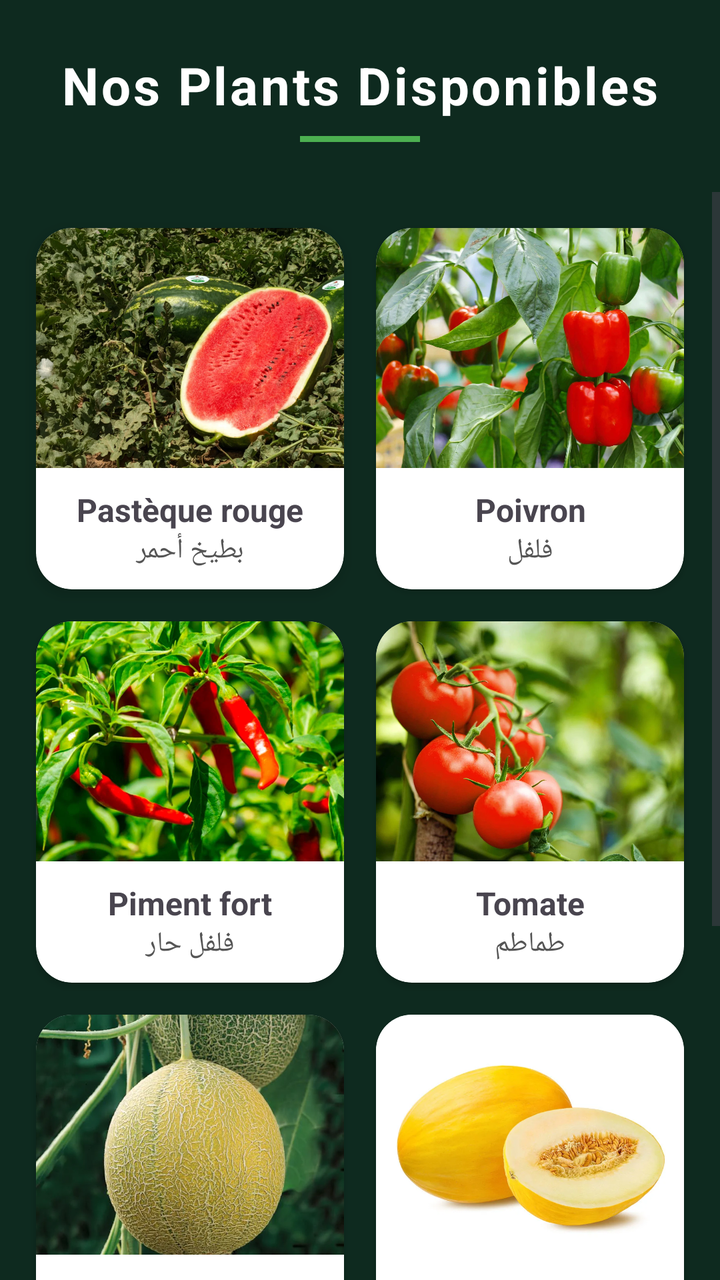
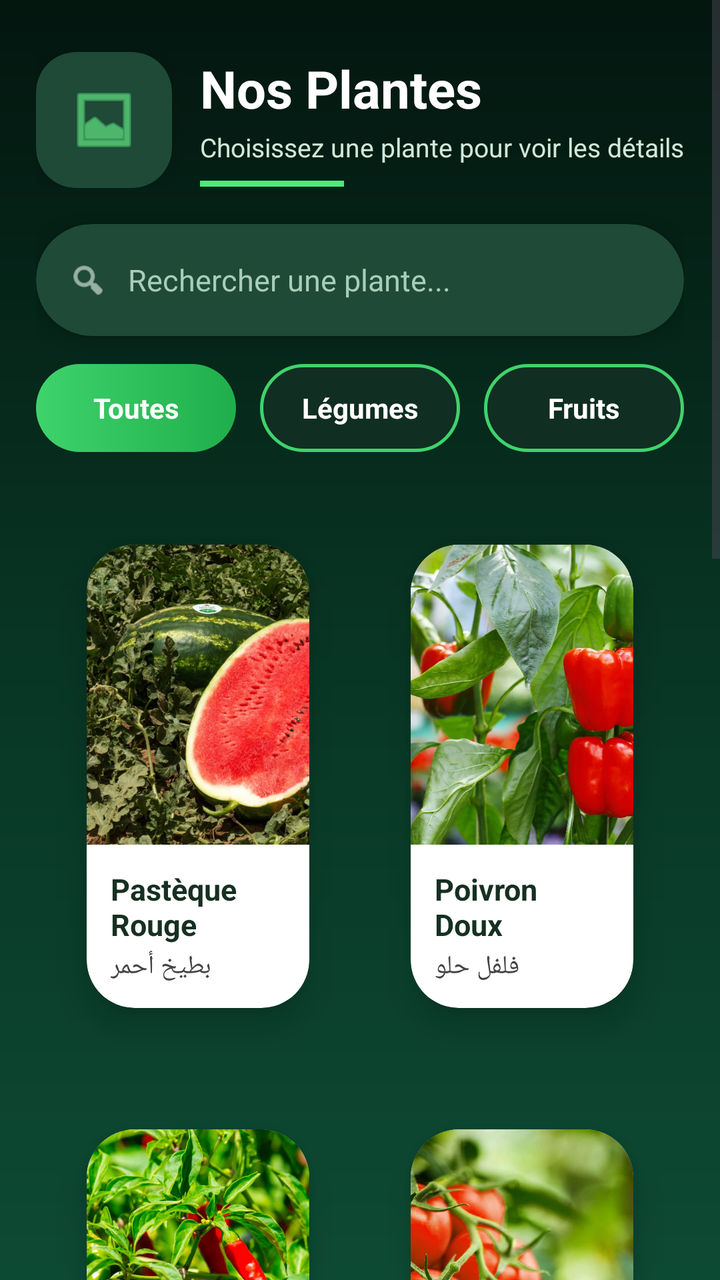

Compare the two renders of this Android layout. The source of the first and the diff that turns it into the second are given below.
<!-- AndroidManifest.xml: application theme Theme.DiquarksAgri -->
<!-- res/layout/activity_plants.xml -->
<?xml version="1.0" encoding="utf-8"?>
<LinearLayout xmlns:android="http://schemas.android.com/apk/res/android"
    xmlns:app="http://schemas.android.com/apk/res-auto"
    android:layout_width="match_parent"
    android:layout_height="match_parent"
    android:background="#0E2A1F"
    android:orientation="vertical">

    
    <LinearLayout
        android:layout_width="match_parent"
        android:layout_height="wrap_content"
        android:orientation="vertical"
        android:padding="25dp"
        android:gravity="center">

        <TextView
            android:layout_width="wrap_content"
            android:layout_height="wrap_content"
            android:text="Nos Plants Disponibles"
            android:textColor="#FFFFFF"
            android:textSize="26sp"
            android:textStyle="bold"
            android:letterSpacing="0.05" />

        <View
            android:layout_width="60dp"
            android:layout_height="3dp"
            android:layout_marginTop="8dp"
            android:background="#4CAF50" />
    </LinearLayout>

    
    <ScrollView
        android:layout_width="match_parent"
        android:layout_height="0dp"
        android:layout_weight="1">

        <GridLayout
            android:layout_width="match_parent"
            android:layout_height="wrap_content"
            android:columnCount="2"
            android:padding="10dp">

            

            
            <androidx.cardview.widget.CardView
                android:id="@+id/cardPasteque"
                android:layout_width="0dp"
                android:layout_columnWeight="1"
                android:layout_margin="8dp"
                android:layout_height="wrap_content"
                app:cardCornerRadius="18dp"
                app:cardElevation="4dp">

                <LinearLayout
                    android:layout_width="match_parent"
                    android:layout_height="wrap_content"
                    android:orientation="vertical">

                    <ImageView
                        android:layout_width="match_parent"
                        android:layout_height="120dp"
                        android:scaleType="centerCrop"
                        android:src="@drawable/pasteque" />

                    <TextView
                        android:layout_width="match_parent"
                        android:layout_height="wrap_content"
                        android:text="Pastèque rouge"
                        android:textStyle="bold"
                        android:gravity="center"
                        android:textSize="16sp"
                        android:paddingTop="10dp" />

                    <TextView
                        android:layout_width="match_parent"
                        android:layout_height="wrap_content"
                        android:text="بطيخ أحمر"
                        android:gravity="center"
                        android:textSize="14sp"
                        android:textColor="#555555"
                        android:paddingBottom="10dp" />
                </LinearLayout>
            </androidx.cardview.widget.CardView>

            
            <androidx.cardview.widget.CardView
                android:id="@+id/cardPoivron"
                android:layout_width="0dp"
                android:layout_columnWeight="1"
                android:layout_margin="8dp"
                android:layout_height="wrap_content"
                app:cardCornerRadius="18dp">

                <LinearLayout
                    android:layout_width="match_parent"
                    android:layout_height="wrap_content"
                    android:orientation="vertical">

                    <ImageView
                        android:layout_width="match_parent"
                        android:layout_height="120dp"
                        android:scaleType="centerCrop"
                        android:src="@drawable/poivron" />

                    <TextView
                        android:layout_width="match_parent"
                        android:layout_height="wrap_content"
                        android:text="Poivron"
                        android:textStyle="bold"
                        android:gravity="center"
                        android:textSize="16sp"
                        android:paddingTop="10dp" />

                    <TextView
                        android:layout_width="match_parent"
                        android:layout_height="wrap_content"
                        android:text="فلفل"
                        android:gravity="center"
                        android:textSize="14sp"
                        android:textColor="#555555"
                        android:paddingBottom="10dp" />
                </LinearLayout>
            </androidx.cardview.widget.CardView>

            
            <androidx.cardview.widget.CardView
                android:id="@+id/cardPiment"
                android:layout_width="0dp"
                android:layout_columnWeight="1"
                android:layout_margin="8dp"
                android:layout_height="wrap_content"
                app:cardCornerRadius="18dp">

                <LinearLayout
                    android:layout_width="match_parent"
                    android:layout_height="wrap_content"
                    android:orientation="vertical">

                    <ImageView
                        android:layout_width="match_parent"
                        android:layout_height="120dp"
                        android:scaleType="centerCrop"
                        android:src="@drawable/piment" />

                    <TextView
                        android:layout_width="match_parent"
                        android:layout_height="wrap_content"
                        android:text="Piment fort"
                        android:textStyle="bold"
                        android:gravity="center"
                        android:textSize="16sp"
                        android:paddingTop="10dp" />

                    <TextView
                        android:layout_width="match_parent"
                        android:layout_height="wrap_content"
                        android:text="فلفل حار"
                        android:gravity="center"
                        android:textSize="14sp"
                        android:textColor="#555555"
                        android:paddingBottom="10dp" />
                </LinearLayout>
            </androidx.cardview.widget.CardView>

            
            <androidx.cardview.widget.CardView
                android:id="@+id/cardTomate"
                android:layout_width="0dp"
                android:layout_columnWeight="1"
                android:layout_margin="8dp"
                android:layout_height="wrap_content"
                app:cardCornerRadius="18dp">

                <LinearLayout
                    android:layout_width="match_parent"
                    android:layout_height="wrap_content"
                    android:orientation="vertical">

                    <ImageView
                        android:layout_width="match_parent"
                        android:layout_height="120dp"
                        android:scaleType="centerCrop"
                        android:src="@drawable/tomate" />

                    <TextView
                        android:layout_width="match_parent"
                        android:layout_height="wrap_content"
                        android:text="Tomate"
                        android:textStyle="bold"
                        android:gravity="center"
                        android:textSize="16sp"
                        android:paddingTop="10dp" />

                    <TextView
                        android:layout_width="match_parent"
                        android:layout_height="wrap_content"
                        android:text="طماطم"
                        android:gravity="center"
                        android:textSize="14sp"
                        android:textColor="#555555"
                        android:paddingBottom="10dp" />
                </LinearLayout>
            </androidx.cardview.widget.CardView>

            
            <androidx.cardview.widget.CardView
                android:id="@+id/cardSouihla"
                android:layout_width="0dp"
                android:layout_columnWeight="1"
                android:layout_margin="8dp"
                android:layout_height="wrap_content"
                app:cardCornerRadius="18dp">

                <LinearLayout
                    android:layout_width="match_parent"
                    android:layout_height="wrap_content"
                    android:orientation="vertical">

                    <ImageView
                        android:layout_width="match_parent"
                        android:layout_height="120dp"
                        android:scaleType="centerCrop"
                        android:src="@drawable/souihla" />

                    <TextView
                        android:layout_width="match_parent"
                        android:layout_height="wrap_content"
                        android:text="Souihla"
                        android:textStyle="bold"
                        android:gravity="center"
                        android:textSize="16sp"
                        android:paddingTop="10dp" />

                    <TextView
                        android:layout_width="match_parent"
                        android:layout_height="wrap_content"
                        android:text="سويحلة"
                        android:gravity="center"
                        android:textSize="14sp"
                        android:textColor="#555555"
                        android:paddingBottom="10dp" />
                </LinearLayout>
            </androidx.cardview.widget.CardView>

            
            <androidx.cardview.widget.CardView
                android:id="@+id/cardMelon"
                android:layout_width="0dp"
                android:layout_columnWeight="1"
                android:layout_margin="8dp"
                android:layout_height="wrap_content"
                app:cardCornerRadius="18dp">

                <LinearLayout
                    android:layout_width="match_parent"
                    android:layout_height="wrap_content"
                    android:orientation="vertical">

                    <ImageView
                        android:layout_width="match_parent"
                        android:layout_height="120dp"
                        android:scaleType="centerCrop"
                        android:src="@drawable/melon" />

                    <TextView
                        android:layout_width="match_parent"
                        android:layout_height="wrap_content"
                        android:text="Melon"
                        android:textStyle="bold"
                        android:gravity="center"
                        android:textSize="16sp"
                        android:paddingTop="10dp" />

                    <TextView
                        android:layout_width="match_parent"
                        android:layout_height="wrap_content"
                        android:text="شمام"
                        android:gravity="center"
                        android:textSize="14sp"
                        android:textColor="#555555"
                        android:paddingBottom="10dp" />
                </LinearLayout>
            </androidx.cardview.widget.CardView>

            
            <androidx.cardview.widget.CardView
                android:id="@+id/cardConcombre"
                android:layout_width="0dp"
                android:layout_columnWeight="1"
                android:layout_margin="8dp"
                android:layout_height="wrap_content"
                app:cardCornerRadius="18dp">

                <LinearLayout
                    android:layout_width="match_parent"
                    android:layout_height="wrap_content"
                    android:orientation="vertical">

                    <ImageView
                        android:layout_width="match_parent"
                        android:layout_height="120dp"
                        android:scaleType="centerCrop"
                        android:src="@drawable/concombre" />

                    <TextView
                        android:layout_width="match_parent"
                        android:layout_height="wrap_content"
                        android:text="Concombre"
                        android:textStyle="bold"
                        android:gravity="center"
                        android:textSize="16sp"
                        android:paddingTop="10dp" />

                    <TextView
                        android:layout_width="match_parent"
                        android:layout_height="wrap_content"
                        android:text="خيار"
                        android:gravity="center"
                        android:textSize="14sp"
                        android:textColor="#555555"
                        android:paddingBottom="10dp" />
                </LinearLayout>
            </androidx.cardview.widget.CardView>

            
            <androidx.cardview.widget.CardView
                android:id="@+id/cardAubergine"
                android:layout_width="0dp"
                android:layout_columnWeight="1"
                android:layout_margin="8dp"
                android:layout_height="wrap_content"
                app:cardCornerRadius="18dp">

                <LinearLayout
                    android:layout_width="match_parent"
                    android:layout_height="wrap_content"
                    android:orientation="vertical">

                    <ImageView
                        android:layout_width="match_parent"
                        android:layout_height="120dp"
                        android:scaleType="centerCrop"
                        android:src="@drawable/aubergine" />

                    <TextView
                        android:layout_width="match_parent"
                        android:layout_height="wrap_content"
                        android:text="Aubergine"
                        android:textStyle="bold"
                        android:gravity="center"
                        android:textSize="16sp"
                        android:paddingTop="10dp" />

                    <TextView
                        android:layout_width="match_parent"
                        android:layout_height="wrap_content"
                        android:text="بادنجان"
                        android:gravity="center"
                        android:textSize="14sp"
                        android:textColor="#555555"
                        android:paddingBottom="10dp" />
                </LinearLayout>
            </androidx.cardview.widget.CardView>

        </GridLayout>
    </ScrollView>
</LinearLayout>
<!-- resources referenced by this layout -->
<resources>
  <!-- drawable aubergine: jpg bitmap (drawable, 46052 bytes) -->
  <!-- drawable concombre: jpg bitmap (drawable, 137304 bytes) -->
  <!-- drawable melon: jpg bitmap (drawable, 27372 bytes) -->
  <!-- drawable pasteque: jpg bitmap (drawable, 289792 bytes) -->
  <!-- drawable piment: jpg bitmap (drawable, 103102 bytes) -->
  <!-- drawable poivron: jpg bitmap (drawable, 166394 bytes) -->
  <!-- drawable souihla: jpg bitmap (drawable, 113326 bytes) -->
  <!-- drawable tomate: jpg bitmap (drawable, 107482 bytes) -->
  <style name="Theme.DiquarksAgri" parent="Base.Theme.DiquarksAgri">
      </style>
  <style name="Base.Theme.DiquarksAgri" parent="Theme.Material3.DayNight.NoActionBar">
          
      </style>
</resources>

<!-- the commit's change to res/layout/activity_plants.xml (unified diff, before → after) -->
@@ -1,87 +1,214 @@
 <?xml version="1.0" encoding="utf-8"?>
-<LinearLayout xmlns:android="http://schemas.android.com/apk/res/android"
+<ScrollView xmlns:android="http://schemas.android.com/apk/res/android"
     xmlns:app="http://schemas.android.com/apk/res-auto"
     android:layout_width="match_parent"
     android:layout_height="match_parent"
-    android:background="#0E2A1F"
-    android:orientation="vertical">
-
-    
+    android:background="@drawable/bg_plants_screen"
+    android:fillViewport="true">
+
     <LinearLayout
         android:layout_width="match_parent"
         android:layout_height="wrap_content"
         android:orientation="vertical"
-        android:padding="25dp"
-        android:gravity="center">
-
-        <TextView
-            android:layout_width="wrap_content"
+        android:padding="18dp">
+
+        
+        <LinearLayout
+            android:layout_width="match_parent"
             android:layout_height="wrap_content"
-            android:text="Nos Plants Disponibles"
-            android:textColor="#FFFFFF"
-            android:textSize="26sp"
-            android:textStyle="bold"
-            android:letterSpacing="0.05" />
-
-        <View
-            android:layout_width="60dp"
-            android:layout_height="3dp"
             android:layout_marginTop="8dp"
-            android:background="#4CAF50" />
-    </LinearLayout>
-
-    
-    <ScrollView
-        android:layout_width="match_parent"
-        android:layout_height="0dp"
-        android:layout_weight="1">
-
+            android:layout_marginBottom="18dp"
+            android:gravity="center_vertical"
+            android:orientation="horizontal">
+
+            <androidx.cardview.widget.CardView
+                android:layout_width="68dp"
+                android:layout_height="68dp"
+                app:cardBackgroundColor="#1E4A37"
+                app:cardCornerRadius="20dp"
+                app:cardElevation="8dp">
+
+                <FrameLayout
+                    android:layout_width="match_parent"
+                    android:layout_height="match_parent">
+
+                    <ImageView
+                        android:layout_width="36dp"
+                        android:layout_height="36dp"
+                        android:layout_gravity="center"
+                        android:src="@android:drawable/ic_menu_gallery"
+                        android:tint="#6CFF8F" />
+                </FrameLayout>
+            </androidx.cardview.widget.CardView>
+
+            <LinearLayout
+                android:layout_width="0dp"
+                android:layout_height="wrap_content"
+                android:layout_marginStart="14dp"
+                android:layout_weight="1"
+                android:orientation="vertical">
+
+                <TextView
+                    android:layout_width="wrap_content"
+                    android:layout_height="wrap_content"
+                    android:text="Nos Plantes"
+                    android:textColor="#FFFFFF"
+                    android:textSize="26sp"
+                    android:textStyle="bold" />
+
+                <TextView
+                    android:layout_width="wrap_content"
+                    android:layout_height="wrap_content"
+                    android:layout_marginTop="3dp"
+                    android:text="Choisissez une plante pour voir les détails"
+                    android:textColor="#CFE9D9"
+                    android:textSize="13sp" />
+
+                <View
+                    android:layout_width="72dp"
+                    android:layout_height="3dp"
+                    android:layout_marginTop="8dp"
+                    android:background="#4EEA7A" />
+            </LinearLayout>
+
+        </LinearLayout>
+
+        
+        <androidx.cardview.widget.CardView
+            android:layout_width="match_parent"
+            android:layout_height="56dp"
+            android:layout_marginBottom="14dp"
+            app:cardBackgroundColor="#1E4A37"
+            app:cardCornerRadius="30dp"
+            app:cardElevation="4dp">
+
+            <LinearLayout
+                android:layout_width="match_parent"
+                android:layout_height="match_parent"
+                android:gravity="center_vertical"
+                android:orientation="horizontal"
+                android:paddingStart="16dp"
+                android:paddingEnd="16dp">
+
+                <ImageView
+                    android:layout_width="20dp"
+                    android:layout_height="20dp"
+                    android:src="@android:drawable/ic_menu_search"
+                    android:tint="#EAF6ED" />
+
+                <EditText
+                    android:id="@+id/etSearchPlant"
+                    android:layout_width="match_parent"
+                    android:layout_height="wrap_content"
+                    android:layout_marginStart="10dp"
+                    android:background="@android:color/transparent"
+                    android:hint="Rechercher une plante..."
+                    android:padding="0dp"
+                    android:textColor="#FFFFFF"
+                    android:textColorHint="#A8CDB8"
+                    android:textSize="15sp" />
+            </LinearLayout>
+        </androidx.cardview.widget.CardView>
+
+        
+        <LinearLayout
+            android:layout_width="match_parent"
+            android:layout_height="wrap_content"
+            android:layout_marginBottom="16dp"
+            android:orientation="horizontal">
+
+            <TextView
+                android:id="@+id/btnToutes"
+                android:layout_width="0dp"
+                android:layout_height="44dp"
+                android:layout_weight="1"
+                android:layout_marginEnd="6dp"
+                android:background="@drawable/bg_filter_active"
+                android:gravity="center"
+                android:text="Toutes"
+                android:textColor="#FFFFFF"
+                android:textSize="14sp"
+                android:textStyle="bold" />
+
+            <TextView
+                android:id="@+id/btnLegumes"
+                android:layout_width="0dp"
+                android:layout_height="44dp"
+                android:layout_weight="1"
+                android:layout_marginStart="6dp"
+                android:layout_marginEnd="6dp"
+                android:background="@drawable/bg_filter_inactive"
+                android:gravity="center"
+                android:text="Légumes"
+                android:textColor="#FFFFFF"
+                android:textSize="14sp"
+                android:textStyle="bold" />
+
+            <TextView
+                android:id="@+id/btnFruits"
+                android:layout_width="0dp"
+                android:layout_height="44dp"
+                android:layout_weight="1"
+                android:layout_marginStart="6dp"
+                android:background="@drawable/bg_filter_inactive"
+                android:gravity="center"
+                android:text="Fruits"
+                android:textColor="#FFFFFF"
+                android:textSize="14sp"
+                android:textStyle="bold" />
+        </LinearLayout>
+
+        
         <GridLayout
             android:layout_width="match_parent"
             android:layout_height="wrap_content"
-            android:columnCount="2"
-            android:padding="10dp">
-
-            
+            android:columnCount="2">
 
             
             <androidx.cardview.widget.CardView
                 android:id="@+id/cardPasteque"
                 android:layout_width="0dp"
-                android:layout_columnWeight="1"
-                android:layout_margin="8dp"
-                android:layout_height="wrap_content"
-                app:cardCornerRadius="18dp"
-                app:cardElevation="4dp">
-
-                <LinearLayout
-                    android:layout_width="match_parent"
-                    android:layout_height="wrap_content"
-                    android:orientation="vertical">
-
-                    <ImageView
-                        android:layout_width="match_parent"
-                        android:layout_height="120dp"
+                android:layout_height="wrap_content"
+                android:layout_columnWeight="1"
+                android:layout_margin="8dp"
+                app:cardBackgroundColor="#FFFFFF"
+                app:cardCornerRadius="24dp"
+                app:cardElevation="10dp"
+                app:cardUseCompatPadding="true">
+
+                <LinearLayout
+                    android:layout_width="match_parent"
+                    android:layout_height="wrap_content"
+                    android:orientation="vertical">
+
+                    <ImageView
+                        android:layout_width="match_parent"
+                        android:layout_height="150dp"
                         android:scaleType="centerCrop"
                         android:src="@drawable/pasteque" />
 
-                    <TextView
-                        android:layout_width="match_parent"
-                        android:layout_height="wrap_content"
-                        android:text="Pastèque rouge"
-                        android:textStyle="bold"
-                        android:gravity="center"
-                        android:textSize="16sp"
-                        android:paddingTop="10dp" />
-
-                    <TextView
-                        android:layout_width="match_parent"
-                        android:layout_height="wrap_content"
-                        android:text="بطيخ أحمر"
-                        android:gravity="center"
-                        android:textSize="14sp"
-                        android:textColor="#555555"
-                        android:paddingBottom="10dp" />
+                    <LinearLayout
+                        android:layout_width="match_parent"
+                        android:layout_height="wrap_content"
+                        android:orientation="vertical"
+                        android:padding="12dp">
+
+                        <TextView
+                            android:layout_width="wrap_content"
+                            android:layout_height="wrap_content"
+                            android:text="Pastèque Rouge"
+                            android:textColor="#163022"
+                            android:textSize="15sp"
+                            android:textStyle="bold" />
+
+                        <TextView
+                            android:layout_width="wrap_content"
+                            android:layout_height="wrap_content"
+                            android:layout_marginTop="2dp"
+                            android:text="بطيخ أحمر"
+                            android:textColor="#444444"
+                            android:textSize="13sp" />
+                    </LinearLayout>
                 </LinearLayout>
             </androidx.cardview.widget.CardView>
 
@@ -89,39 +216,47 @@
             <androidx.cardview.widget.CardView
                 android:id="@+id/cardPoivron"
                 android:layout_width="0dp"
-                android:layout_columnWeight="1"
-                android:layout_margin="8dp"
-                android:layout_height="wrap_content"
-                app:cardCornerRadius="18dp">
-
-                <LinearLayout
-                    android:layout_width="match_parent"
-                    android:layout_height="wrap_content"
-                    android:orientation="vertical">
-
-                    <ImageView
-                        android:layout_width="match_parent"
-                        android:layout_height="120dp"
+                android:layout_height="wrap_content"
+                android:layout_columnWeight="1"
+                android:layout_margin="8dp"
+                app:cardBackgroundColor="#FFFFFF"
+                app:cardCornerRadius="24dp"
+                app:cardElevation="10dp"
+                app:cardUseCompatPadding="true">
+
+                <LinearLayout
+                    android:layout_width="match_parent"
+                    android:layout_height="wrap_content"
+                    android:orientation="vertical">
+
+                    <ImageView
+                        android:layout_width="match_parent"
+                        android:layout_height="150dp"
                         android:scaleType="centerCrop"
                         android:src="@drawable/poivron" />
 
-                    <TextView
-                        android:layout_width="match_parent"
-                        android:layout_height="wrap_content"
-                        android:text="Poivron"
-                        android:textStyle="bold"
-                        android:gravity="center"
-                        android:textSize="16sp"
-                        android:paddingTop="10dp" />
-
-                    <TextView
-                        android:layout_width="match_parent"
-                        android:layout_height="wrap_content"
-                        android:text="فلفل"
-                        android:gravity="center"
-                        android:textSize="14sp"
-                        android:textColor="#555555"
-                        android:paddingBottom="10dp" />
+                    <LinearLayout
+                        android:layout_width="match_parent"
+                        android:layout_height="wrap_content"
+                        android:orientation="vertical"
+                        android:padding="12dp">
+
+                        <TextView
+                            android:layout_width="wrap_content"
+                            android:layout_height="wrap_content"
+                            android:text="Poivron Doux"
+                            android:textColor="#163022"
+                            android:textSize="15sp"
+                            android:textStyle="bold" />
+
+                        <TextView
+                            android:layout_width="wrap_content"
+                            android:layout_height="wrap_content"
+                            android:layout_marginTop="2dp"
+                            android:text="فلفل حلو"
+                            android:textColor="#444444"
+                            android:textSize="13sp" />
+                    </LinearLayout>
                 </LinearLayout>
             </androidx.cardview.widget.CardView>
 
@@ -129,39 +264,47 @@
             <androidx.cardview.widget.CardView
                 android:id="@+id/cardPiment"
                 android:layout_width="0dp"
-                android:layout_columnWeight="1"
-                android:layout_margin="8dp"
-                android:layout_height="wrap_content"
-                app:cardCornerRadius="18dp">
-
-                <LinearLayout
-                    android:layout_width="match_parent"
-                    android:layout_height="wrap_content"
-                    android:orientation="vertical">
-
-                    <ImageView
-                        android:layout_width="match_parent"
-                        android:layout_height="120dp"
+                android:layout_height="wrap_content"
+                android:layout_columnWeight="1"
+                android:layout_margin="8dp"
+                app:cardBackgroundColor="#FFFFFF"
+                app:cardCornerRadius="24dp"
+                app:cardElevation="10dp"
+                app:cardUseCompatPadding="true">
+
+                <LinearLayout
+                    android:layout_width="match_parent"
+                    android:layout_height="wrap_content"
+                    android:orientation="vertical">
+
+                    <ImageView
+                        android:layout_width="match_parent"
+                        android:layout_height="150dp"
                         android:scaleType="centerCrop"
                         android:src="@drawable/piment" />
 
-                    <TextView
-                        android:layout_width="match_parent"
-                        android:layout_height="wrap_content"
-                        android:text="Piment fort"
-                        android:textStyle="bold"
-                        android:gravity="center"
-                        android:textSize="16sp"
-                        android:paddingTop="10dp" />
-
-                    <TextView
-                        android:layout_width="match_parent"
-                        android:layout_height="wrap_content"
-                        android:text="فلفل حار"
-                        android:gravity="center"
-                        android:textSize="14sp"
-                        android:textColor="#555555"
-                        android:paddingBottom="10dp" />
+                    <LinearLayout
+                        android:layout_width="match_parent"
+                        android:layout_height="wrap_content"
+                        android:orientation="vertical"
+                        android:padding="12dp">
+
+                        <TextView
+                            android:layout_width="wrap_content"
+                            android:layout_height="wrap_content"
+                            android:text="Piment Fort"
+                            android:textColor="#163022"
+                            android:textSize="15sp"
+                            android:textStyle="bold" />
+
+                        <TextView
+                            android:layout_width="wrap_content"
+                            android:layout_height="wrap_content"
+                            android:layout_marginTop="2dp"
+                            android:text="فلفل حار"
+                            android:textColor="#444444"
+                            android:textSize="13sp" />
+                    </LinearLayout>
                 </LinearLayout>
             </androidx.cardview.widget.CardView>
 
@@ -169,39 +312,47 @@
             <androidx.cardview.widget.CardView
                 android:id="@+id/cardTomate"
                 android:layout_width="0dp"
-                android:layout_columnWeight="1"
-                android:layout_margin="8dp"
-                android:layout_height="wrap_content"
-                app:cardCornerRadius="18dp">
-
-                <LinearLayout
-                    android:layout_width="match_parent"
-                    android:layout_height="wrap_content"
-                    android:orientation="vertical">
-
-                    <ImageView
-                        android:layout_width="match_parent"
-                        android:layout_height="120dp"
+                android:layout_height="wrap_content"
+                android:layout_columnWeight="1"
+                android:layout_margin="8dp"
+                app:cardBackgroundColor="#FFFFFF"
+                app:cardCornerRadius="24dp"
+                app:cardElevation="10dp"
+                app:cardUseCompatPadding="true">
+
+                <LinearLayout
+                    android:layout_width="match_parent"
+                    android:layout_height="wrap_content"
+                    android:orientation="vertical">
+
+                    <ImageView
+                        android:layout_width="match_parent"
+                        android:layout_height="150dp"
                         android:scaleType="centerCrop"
                         android:src="@drawable/tomate" />
 
-                    <TextView
-                        android:layout_width="match_parent"
-                        android:layout_height="wrap_content"
-                        android:text="Tomate"
-                        android:textStyle="bold"
-                        android:gravity="center"
-                        android:textSize="16sp"
-                        android:paddingTop="10dp" />
-
-                    <TextView
-                        android:layout_width="match_parent"
-                        android:layout_height="wrap_content"
-                        android:text="طماطم"
-                        android:gravity="center"
-                        android:textSize="14sp"
-                        android:textColor="#555555"
-                        android:paddingBottom="10dp" />
+                    <LinearLayout
+                        android:layout_width="match_parent"
+                        android:layout_height="wrap_content"
+                        android:orientation="vertical"
+                        android:padding="12dp">
+
+                        <TextView
+                            android:layout_width="wrap_content"
+                            android:layout_height="wrap_content"
+                            android:text="Tomate Fraîche"
+                            android:textColor="#163022"
+                            android:textSize="15sp"
+                            android:textStyle="bold" />
+
+                        <TextView
+                            android:layout_width="wrap_content"
+                            android:layout_height="wrap_content"
+                            android:layout_marginTop="2dp"
+                            android:text="طماطم"
+                            android:textColor="#444444"
+                            android:textSize="13sp" />
+                    </LinearLayout>
                 </LinearLayout>
             </androidx.cardview.widget.CardView>
 
@@ -209,39 +360,47 @@
             <androidx.cardview.widget.CardView
                 android:id="@+id/cardSouihla"
                 android:layout_width="0dp"
-                android:layout_columnWeight="1"
-                android:layout_margin="8dp"
-                android:layout_height="wrap_content"
-                app:cardCornerRadius="18dp">
-
-                <LinearLayout
-                    android:layout_width="match_parent"
-                    android:layout_height="wrap_content"
-                    android:orientation="vertical">
-
-                    <ImageView
-                        android:layout_width="match_parent"
-                        android:layout_height="120dp"
+                android:layout_height="wrap_content"
+                android:layout_columnWeight="1"
+                android:layout_margin="8dp"
+                app:cardBackgroundColor="#FFFFFF"
+                app:cardCornerRadius="24dp"
+                app:cardElevation="10dp"
+                app:cardUseCompatPadding="true">
+
+                <LinearLayout
+                    android:layout_width="match_parent"
+                    android:layout_height="wrap_content"
+                    android:orientation="vertical">
+
+                    <ImageView
+                        android:layout_width="match_parent"
+                        android:layout_height="150dp"
                         android:scaleType="centerCrop"
                         android:src="@drawable/souihla" />
 
-                    <TextView
-                        android:layout_width="match_parent"
-                        android:layout_height="wrap_content"
-                        android:text="Souihla"
-                        android:textStyle="bold"
-                        android:gravity="center"
-                        android:textSize="16sp"
-                        android:paddingTop="10dp" />
-
-                    <TextView
-                        android:layout_width="match_parent"
-                        android:layout_height="wrap_content"
-                        android:text="سويحلة"
-                        android:gravity="center"
-                        android:textSize="14sp"
-                        android:textColor="#555555"
-                        android:paddingBottom="10dp" />
+                    <LinearLayout
+                        android:layout_width="match_parent"
+                        android:layout_height="wrap_content"
+                        android:orientation="vertical"
+                        android:padding="12dp">
+
+                        <TextView
+                            android:layout_width="wrap_content"
+                            android:layout_height="wrap_content"
+                            android:text="Souihla (Melon Local)"
+                            android:textColor="#163022"
+                            android:textSize="15sp"
+                            android:textStyle="bold" />
+
+                        <TextView
+                            android:layout_width="wrap_content"
+                            android:layout_height="wrap_content"
+                            android:layout_marginTop="2dp"
+                            android:text="سويحلة"
+                            android:textColor="#444444"
+                            android:textSize="13sp" />
+                    </LinearLayout>
                 </LinearLayout>
             </androidx.cardview.widget.CardView>
 
@@ -249,39 +408,47 @@
             <androidx.cardview.widget.CardView
                 android:id="@+id/cardMelon"
                 android:layout_width="0dp"
-                android:layout_columnWeight="1"
-                android:layout_margin="8dp"
-                android:layout_height="wrap_content"
-                app:cardCornerRadius="18dp">
-
-                <LinearLayout
-                    android:layout_width="match_parent"
-                    android:layout_height="wrap_content"
-                    android:orientation="vertical">
-
-                    <ImageView
-                        android:layout_width="match_parent"
-                        android:layout_height="120dp"
+                android:layout_height="wrap_content"
+                android:layout_columnWeight="1"
+                android:layout_margin="8dp"
+                app:cardBackgroundColor="#FFFFFF"
+                app:cardCornerRadius="24dp"
+                app:cardElevation="10dp"
+                app:cardUseCompatPadding="true">
+
+                <LinearLayout
+                    android:layout_width="match_parent"
+                    android:layout_height="wrap_content"
+                    android:orientation="vertical">
+
+                    <ImageView
+                        android:layout_width="match_parent"
+                        android:layout_height="150dp"
                         android:scaleType="centerCrop"
                         android:src="@drawable/melon" />
 
-                    <TextView
-                        android:layout_width="match_parent"
-                        android:layout_height="wrap_content"
-                        android:text="Melon"
-                        android:textStyle="bold"
-                        android:gravity="center"
-                        android:textSize="16sp"
-                        android:paddingTop="10dp" />
-
-                    <TextView
-                        android:layout_width="match_parent"
-                        android:layout_height="wrap_content"
-                        android:text="شمام"
-                        android:gravity="center"
-                        android:textSize="14sp"
-                        android:textColor="#555555"
-                        android:paddingBottom="10dp" />
+                    <LinearLayout
+                        android:layout_width="match_parent"
+                        android:layout_height="wrap_content"
+                        android:orientation="vertical"
+                        android:padding="12dp">
+
+                        <TextView
+                            android:layout_width="wrap_content"
+                            android:layout_height="wrap_content"
+                            android:text="Melon Jaune"
+                            android:textColor="#163022"
+                            android:textSize="15sp"
+                            android:textStyle="bold" />
+
+                        <TextView
+                            android:layout_width="wrap_content"
+                            android:layout_height="wrap_content"
+                            android:layout_marginTop="2dp"
+                            android:text="شمام"
+                            android:textColor="#444444"
+                            android:textSize="13sp" />
+                    </LinearLayout>
                 </LinearLayout>
             </androidx.cardview.widget.CardView>
 
@@ -289,39 +456,47 @@
             <androidx.cardview.widget.CardView
                 android:id="@+id/cardConcombre"
                 android:layout_width="0dp"
-                android:layout_columnWeight="1"
-                android:layout_margin="8dp"
-                android:layout_height="wrap_content"
-                app:cardCornerRadius="18dp">
-
-                <LinearLayout
-                    android:layout_width="match_parent"
-                    android:layout_height="wrap_content"
-                    android:orientation="vertical">
-
-                    <ImageView
-                        android:layout_width="match_parent"
-                        android:layout_height="120dp"
+                android:layout_height="wrap_content"
+                android:layout_columnWeight="1"
+                android:layout_margin="8dp"
+                app:cardBackgroundColor="#FFFFFF"
+                app:cardCornerRadius="24dp"
+                app:cardElevation="10dp"
+                app:cardUseCompatPadding="true">
+
+                <LinearLayout
+                    android:layout_width="match_parent"
+                    android:layout_height="wrap_content"
+                    android:orientation="vertical">
+
+                    <ImageView
+                        android:layout_width="match_parent"
+                        android:layout_height="150dp"
                         android:scaleType="centerCrop"
                         android:src="@drawable/concombre" />
 
-                    <TextView
-                        android:layout_width="match_parent"
-                        android:layout_height="wrap_content"
-                        android:text="Concombre"
-                        android:textStyle="bold"
-                        android:gravity="center"
-                        android:textSize="16sp"
-                        android:paddingTop="10dp" />
-
-                    <TextView
-                        android:layout_width="match_parent"
-                        android:layout_height="wrap_content"
-                        android:text="خيار"
-                        android:gravity="center"
-                        android:textSize="14sp"
-                        android:textColor="#555555"
-                        android:paddingBottom="10dp" />
+                    <LinearLayout
+                        android:layout_width="match_parent"
+                        android:layout_height="wrap_content"
+                        android:orientation="vertical"
+                        android:padding="12dp">
+
+                        <TextView
+                            android:layout_width="wrap_content"
+                            android:layout_height="wrap_content"
+                            android:text="Concombre Vert"
+                            android:textColor="#163022"
+                            android:textSize="15sp"
+                            android:textStyle="bold" />
+
+                        <TextView
+                            android:layout_width="wrap_content"
+                            android:layout_height="wrap_content"
+                            android:layout_marginTop="2dp"
+                            android:text="خيار"
+                            android:textColor="#444444"
+                            android:textSize="13sp" />
+                    </LinearLayout>
                 </LinearLayout>
             </androidx.cardview.widget.CardView>
 
@@ -329,42 +504,54 @@
             <androidx.cardview.widget.CardView
                 android:id="@+id/cardAubergine"
                 android:layout_width="0dp"
-                android:layout_columnWeight="1"
-                android:layout_margin="8dp"
-                android:layout_height="wrap_content"
-                app:cardCornerRadius="18dp">
-
-                <LinearLayout
-                    android:layout_width="match_parent"
-                    android:layout_height="wrap_content"
-                    android:orientation="vertical">
-
-                    <ImageView
-                        android:layout_width="match_parent"
-                        android:layout_height="120dp"
+                android:layout_height="wrap_content"
+                android:layout_columnWeight="1"
+                android:layout_margin="8dp"
+                app:cardBackgroundColor="#FFFFFF"
+                app:cardCornerRadius="24dp"
+                app:cardElevation="10dp"
+                app:cardUseCompatPadding="true">
+
+                <LinearLayout
+                    android:layout_width="match_parent"
+                    android:layout_height="wrap_content"
+                    android:orientation="vertical">
+
+                    <ImageView
+                        android:layout_width="match_parent"
+                        android:layout_height="150dp"
                         android:scaleType="centerCrop"
                         android:src="@drawable/aubergine" />
 
-                    <TextView
-                        android:layout_width="match_parent"
-                        android:layout_height="wrap_content"
-                        android:text="Aubergine"
-                        android:textStyle="bold"
-                        android:gravity="center"
-                        android:textSize="16sp"
-                        android:paddingTop="10dp" />
-
-                    <TextView
-                        android:layout_width="match_parent"
-                        android:layout_height="wrap_content"
-                        android:text="بادنجان"
-                        android:gravity="center"
-                        android:textSize="14sp"
-                        android:textColor="#555555"
-                        android:paddingBottom="10dp" />
+                    <LinearLayout
+                        android:layout_width="match_parent"
+                        android:layout_height="wrap_content"
+                        android:orientation="vertical"
+                        android:padding="12dp">
+
+                        <TextView
+                            android:layout_width="wrap_content"
+                            android:layout_height="wrap_content"
+                            android:text="Aubergine Violette"
+                            android:textColor="#163022"
+                            android:textSize="15sp"
+                            android:textStyle="bold" />
+
+                        <TextView
+                            android:layout_width="wrap_content"
+                            android:layout_height="wrap_content"
+                            android:layout_marginTop="2dp"
+                            android:text="بادنجان"
+                            android:textColor="#444444"
+                            android:textSize="13sp" />
+                    </LinearLayout>
                 </LinearLayout>
             </androidx.cardview.widget.CardView>
 
         </GridLayout>
-    </ScrollView>
-</LinearLayout>
+
+        <View
+            android:layout_width="match_parent"
+            android:layout_height="20dp" />
+    </LinearLayout>
+</ScrollView>
<!-- resource entries referenced after the edit -->
@@ -1,6 +1,45 @@
 <!-- resources referenced by this layout -->
 <resources>
   <!-- drawable aubergine: jpg bitmap (drawable, 46052 bytes) -->
+  <!-- drawable bg_filter_active (drawable) -->
+  <?xml version="1.0" encoding="utf-8"?>
+  <shape xmlns:android="http://schemas.android.com/apk/res/android">
+  
+      <gradient
+          android:angle="0"
+          android:startColor="#3FD36C"
+          android:endColor="#1FAE4B" />
+  
+      <corners android:radius="26dp" />
+  
+      <padding
+          android:left="2dp"
+          android:top="2dp"
+          android:right="2dp"
+          android:bottom="2dp" />
+  </shape>
+  <!-- drawable bg_filter_inactive (drawable) -->
+  <?xml version="1.0" encoding="utf-8"?>
+  <shape xmlns:android="http://schemas.android.com/apk/res/android">
+  
+      <solid android:color="#112E22" />
+  
+      <stroke
+          android:width="1.5dp"
+          android:color="#3FD36C" />
+  
+      <corners android:radius="26dp" />
+  </shape>
+  <!-- drawable bg_plants_screen (drawable) -->
+  <?xml version="1.0" encoding="utf-8"?>
+  <shape xmlns:android="http://schemas.android.com/apk/res/android">
+      <gradient
+          android:angle="270"
+          android:startColor="#03160F"
+          android:centerColor="#083524"
+          android:endColor="#0D4A34" />
+      <corners android:radius="0dp" />
+  </shape>
   <!-- drawable concombre: jpg bitmap (drawable, 137304 bytes) -->
   <!-- drawable melon: jpg bitmap (drawable, 27372 bytes) -->
   <!-- drawable pasteque: jpg bitmap (drawable, 289792 bytes) -->
